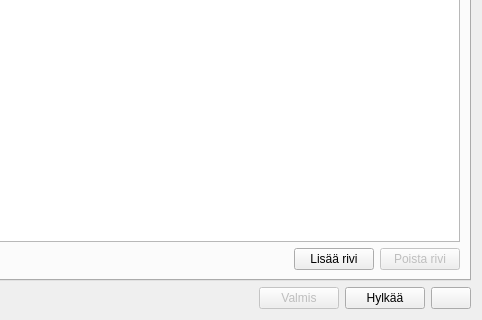
Qt form kitsas/kirjaus/kirjaus.ui (artoh/kitupiikki) before a commit; both pictures show x 1004 to 1486 and y 371 to 691 of the 1486 by 691 pixel window.
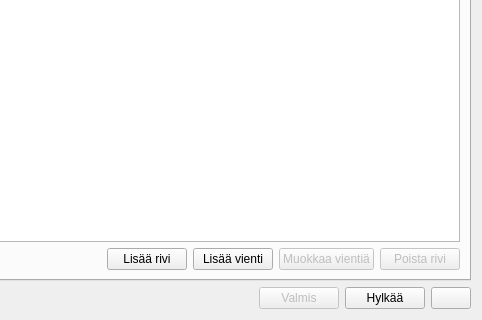
The same form after that commit. The open tabs and pages were chosen to show the change. Icons and pictures are not drawn. Custom widgets are drawn as their Qt base class.

```diff
--- a/kitsas/kirjaus/kirjaus.ui
+++ b/kitsas/kirjaus/kirjaus.ui
@@ -145,6 +145,31 @@
            </property>
           </widget>
          </item>
+         <item>
+          <widget class="QPushButton" name="lisaaVientiNappi">
+           <property name="text">
+            <string>Lisää vienti</string>
+           </property>
+           <property name="icon">
+            <iconset resource="../pic/pic.qrc">
+             <normaloff>:/pic/lisaa.png</normaloff>:/pic/lisaa.png</iconset>
+           </property>
+          </widget>
+         </item>
+         <item>
+          <widget class="QPushButton" name="muokkaaVientiNappi">
+           <property name="enabled">
+            <bool>false</bool>
+           </property>
+           <property name="text">
+            <string>Muokkaa vientiä</string>
+           </property>
+           <property name="icon">
+            <iconset resource="../pic/pic.qrc">
+             <normaloff>:/pic/muokkaa.png</normaloff>:/pic/muokkaa.png</iconset>
+           </property>
+          </widget>
+         </item>
          <item>
           <widget class="QPushButton" name="poistariviNappi">
            <property name="enabled">
```
Left out of the diff: 24 changed lines with no effect on the pictures.
